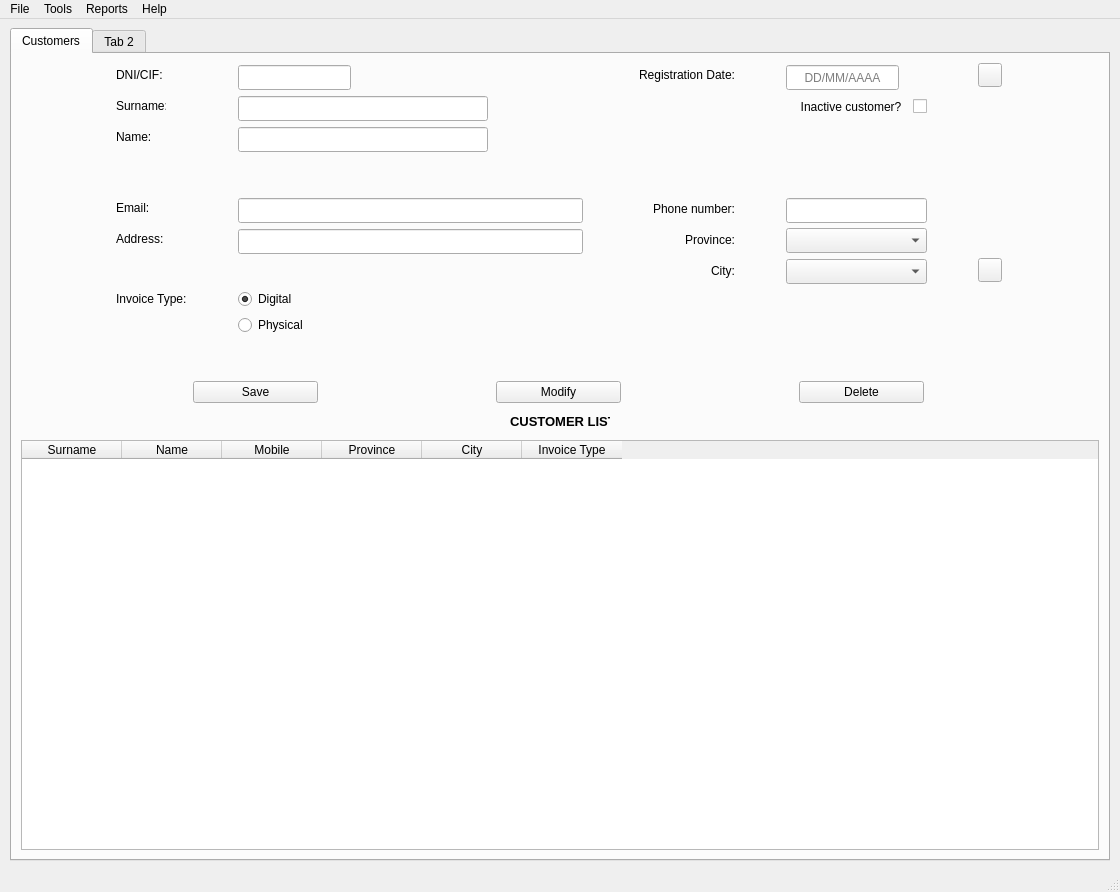
The window that templates/window.ui (MMSS99/DI_Proyecto) describes before a commit, drawn with Qt 5.
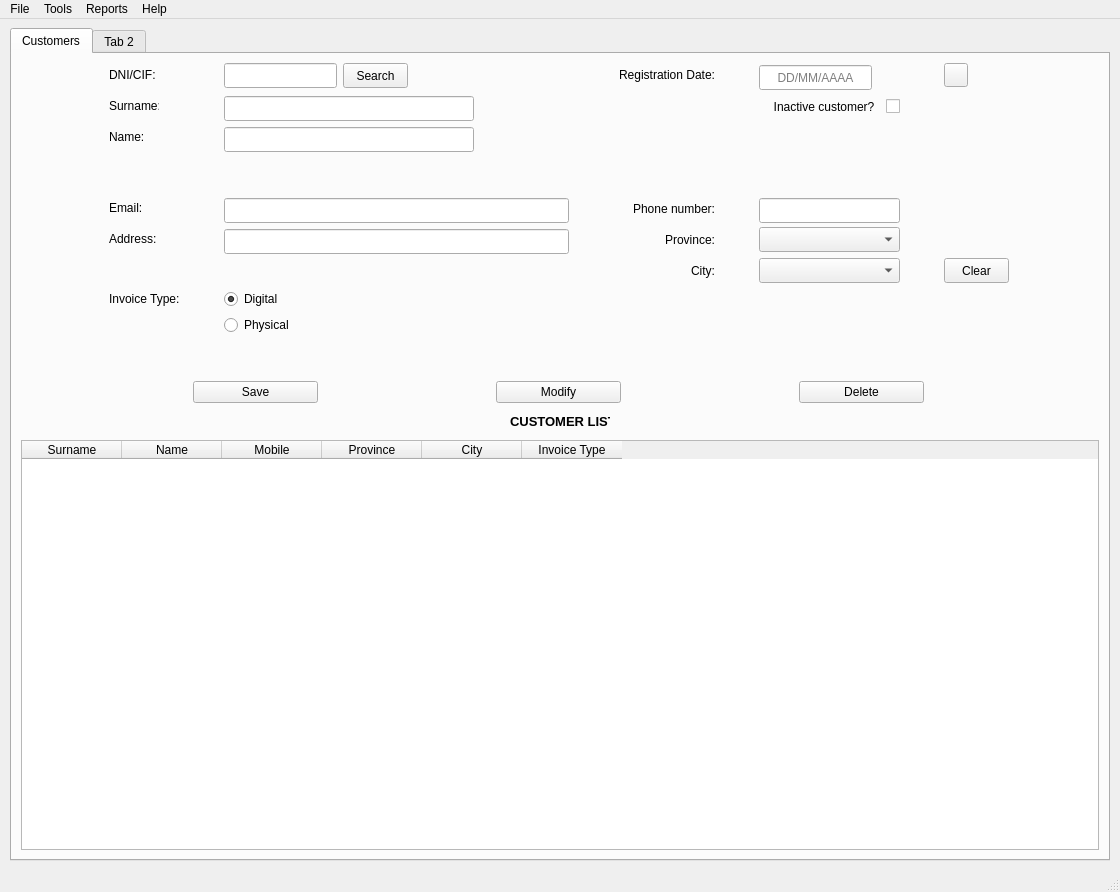
The same window after the commit. Icons and pictures are not drawn.

Commit message: fix(window): add search button

Diff of the .ui file:
```diff
--- a/templates/window.ui
+++ b/templates/window.ui
@@ -80,34 +80,31 @@
           <property name="rightMargin">
            <number>50</number>
           </property>
-          <item row="10" column="1">
-           <spacer name="verticalSpacer_2">
-            <property name="orientation">
-             <enum>Qt::Vertical</enum>
-            </property>
-            <property name="sizeType">
-             <enum>QSizePolicy::Fixed</enum>
-            </property>
-            <property name="sizeHint" stdset="0">
-             <size>
-              <width>20</width>
-              <height>40</height>
-             </size>
-            </property>
-           </spacer>
-          </item>
-          <item row="6" column="4">
-           <widget class="QComboBox" name="cmb_provinces">
+          <item row="7" column="4" alignment="Qt::AlignBottom">
+           <widget class="QPushButton" name="btn_clean">
             <property name="minimumSize">
              <size>
-              <width>0</width>
+              <width>65</width>
               <height>25</height>
              </size>
             </property>
             <property name="maximumSize">
              <size>
-              <width>150</width>
-              <height>22</height>
+              <width>65</width>
+              <height>25</height>
+             </size>
+            </property>
+            <property name="text">
+             <string>Clear</string>
+            </property>
+            <property name="icon">
+             <iconset>
+              <normaloff>../img/broom.png</normaloff>../img/broom.png</iconset>
+            </property>
+            <property name="iconSize">
+             <size>
+              <width>16</width>
+              <height>16</height>
              </size>
             </property>
            </widget>
@@ -147,59 +144,8 @@
             </property>
            </widget>
           </item>
-          <item row="5" column="4">
-           <widget class="QLineEdit" name="txt_phone">
-            <property name="minimumSize">
-             <size>
-              <width>0</width>
-              <height>25</height>
-             </size>
-            </property>
-            <property name="maximumSize">
-             <size>
-              <width>141</width>
-              <height>20</height>
-             </size>
-            </property>
-           </widget>
-          </item>
-          <item row="2" column="1">
-           <widget class="QLineEdit" name="txt_name">
-            <property name="minimumSize">
-             <size>
-              <width>250</width>
-              <height>25</height>
-             </size>
-            </property>
-            <property name="maximumSize">
-             <size>
-              <width>250</width>
-              <height>20</height>
-             </size>
-            </property>
-           </widget>
-          </item>
-          <item row="5" column="0">
-           <widget class="QLabel" name="lbl_email">
-            <property name="maximumSize">
-             <size>
-              <width>50</width>
-              <height>20</height>
-             </size>
-            </property>
-            <property name="layoutDirection">
-             <enum>Qt::LeftToRight</enum>
-            </property>
-            <property name="text">
-             <string>Email:</string>
-            </property>
-            <property name="alignment">
-             <set>Qt::AlignLeading|Qt::AlignLeft|Qt::AlignVCenter</set>
-            </property>
-           </widget>
-          </item>
-          <item row="7" column="4">
-           <widget class="QComboBox" name="cmb_cities">
+          <item row="6" column="3">
+           <widget class="QComboBox" name="cmb_provinces">
             <property name="minimumSize">
              <size>
               <width>0</width>
@@ -209,11 +155,27 @@
             <property name="maximumSize">
              <size>
               <width>150</width>
-              <height>22</height>
+              <height>25</height>
              </size>
             </property>
            </widget>
           </item>
+          <item row="10" column="1">
+           <spacer name="verticalSpacer_2">
+            <property name="orientation">
+             <enum>Qt::Vertical</enum>
+            </property>
+            <property name="sizeType">
+             <enum>QSizePolicy::Fixed</enum>
+            </property>
+            <property name="sizeHint" stdset="0">
+             <size>
+              <width>20</width>
+              <height>40</height>
+             </size>
+            </property>
+           </spacer>
+          </item>
           <item row="0" column="0">
            <widget class="QLabel" name="lbl_dnicif">
             <property name="maximumSize">
@@ -233,22 +195,6 @@
             </property>
            </widget>
           </item>
-          <item row="1" column="1">
-           <widget class="QLineEdit" name="txt_surname">
-            <property name="minimumSize">
-             <size>
-              <width>250</width>
-              <height>25</height>
-             </size>
-            </property>
-            <property name="maximumSize">
-             <size>
-              <width>250</width>
-              <height>20</height>
-             </size>
-            </property>
-           </widget>
-          </item>
           <item row="8" column="0">
            <widget class="QLabel" name="lbl_invoice">
             <property name="maximumSize">
@@ -268,53 +214,8 @@
             </property>
            </widget>
           </item>
-          <item row="6" column="3">
-           <widget class="QLabel" name="lbl_province">
-            <property name="layoutDirection">
-             <enum>Qt::LeftToRight</enum>
-            </property>
-            <property name="text">
-             <string>Province:</string>
-            </property>
-            <property name="alignment">
-             <set>Qt::AlignRight|Qt::AlignTrailing|Qt::AlignVCenter</set>
-            </property>
-           </widget>
-          </item>
-          <item row="0" column="3">
-           <widget class="QLabel" name="lbl_registrationdate">
-            <property name="maximumSize">
-             <size>
-              <width>101</width>
-              <height>20</height>
-             </size>
-            </property>
-            <property name="text">
-             <string>Registration Date:</string>
-            </property>
-            <property name="alignment">
-             <set>Qt::AlignRight|Qt::AlignTrailing|Qt::AlignVCenter</set>
-            </property>
-           </widget>
-          </item>
-          <item row="1" column="4">
-           <widget class="QCheckBox" name="chk_inactive">
-            <property name="maximumSize">
-             <size>
-              <width>130</width>
-              <height>25</height>
-             </size>
-            </property>
-            <property name="layoutDirection">
-             <enum>Qt::RightToLeft</enum>
-            </property>
-            <property name="text">
-             <string>Inactive customer?  </string>
-            </property>
-           </widget>
-          </item>
-          <item row="5" column="1">
-           <widget class="QLineEdit" name="txt_email">
+          <item row="7" column="3">
+           <widget class="QComboBox" name="cmb_cities">
             <property name="minimumSize">
              <size>
               <width>0</width>
@@ -323,90 +224,52 @@
             </property>
             <property name="maximumSize">
              <size>
-              <width>345</width>
-              <height>20</height>
+              <width>150</width>
+              <height>25</height>
              </size>
             </property>
            </widget>
           </item>
-          <item row="0" column="1">
-           <widget class="QLineEdit" name="txt_dnicif">
+          <item row="1" column="1">
+           <widget class="QLineEdit" name="txt_surname">
             <property name="minimumSize">
              <size>
-              <width>0</width>
+              <width>250</width>
               <height>25</height>
              </size>
             </property>
             <property name="maximumSize">
              <size>
-              <width>113</width>
+              <width>250</width>
               <height>20</height>
              </size>
             </property>
            </widget>
           </item>
-          <item row="0" column="5">
-           <widget class="QPushButton" name="btn_calendar">
-            <property name="minimumSize">
-             <size>
-              <width>24</width>
-              <height>24</height>
-             </size>
+          <item row="5" column="2">
+           <widget class="QLabel" name="lbl_phone">
+            <property name="layoutDirection">
+             <enum>Qt::LeftToRight</enum>
             </property>
-            <property name="maximumSize">
-             <size>
-              <width>24</width>
-              <height>24</height>
-             </size>
-            </property>
             <property name="text">
-             <string/>
+             <string>Phone number:</string>
             </property>
-            <property name="icon">
-             <iconset>
-              <normaloff>../img/calendar.png</normaloff>../img/calendar.png</iconset>
+            <property name="alignment">
+             <set>Qt::AlignRight|Qt::AlignTrailing|Qt::AlignVCenter</set>
             </property>
-            <property name="iconSize">
-             <size>
-              <width>32</width>
-              <height>32</height>
-             </size>
-            </property>
            </widget>
           </item>
-          <item row="3" column="1">
-           <spacer name="verticalSpacer">
-            <property name="orientation">
-             <enum>Qt::Vertical</enum>
+          <item row="7" column="2">
+           <widget class="QLabel" name="lbl_city">
+            <property name="layoutDirection">
+             <enum>Qt::LeftToRight</enum>
             </property>
-            <property name="sizeType">
-             <enum>QSizePolicy::Fixed</enum>
-            </property>
-            <property name="sizeHint" stdset="0">
-             <size>
-              <width>20</width>
-              <height>40</height>
-             </size>
-            </property>
-           </spacer>
-          </item>
-          <item row="8" column="1">
-           <widget class="QRadioButton" name="rbt_digitalbill">
-            <property name="maximumSize">
-             <size>
-              <width>71</width>
-              <height>20</height>
-             </size>
-            </property>
             <property name="text">
-             <string>Digital</string>
+             <string>City:</string>
             </property>
-            <property name="checked">
-             <bool>true</bool>
+            <property name="alignment">
+             <set>Qt::AlignRight|Qt::AlignTrailing|Qt::AlignVCenter</set>
             </property>
-            <attribute name="buttonGroup">
-             <string notr="true">groupbtn_billing</string>
-            </attribute>
            </widget>
           </item>
           <item row="9" column="1">
@@ -444,33 +307,26 @@
             </property>
            </widget>
           </item>
-          <item row="5" column="3">
-           <widget class="QLabel" name="lbl_phone">
-            <property name="layoutDirection">
-             <enum>Qt::LeftToRight</enum>
+          <item row="6" column="0">
+           <widget class="QLabel" name="lbl_address">
+            <property name="maximumSize">
+             <size>
+              <width>50</width>
+              <height>20</height>
+             </size>
             </property>
-            <property name="text">
-             <string>Phone number:</string>
-            </property>
-            <property name="alignment">
-             <set>Qt::AlignRight|Qt::AlignTrailing|Qt::AlignVCenter</set>
-            </property>
-           </widget>
-          </item>
-          <item row="7" column="3">
-           <widget class="QLabel" name="lbl_city">
             <property name="layoutDirection">
              <enum>Qt::LeftToRight</enum>
             </property>
             <property name="text">
-             <string>City:</string>
+             <string>Address:</string>
             </property>
             <property name="alignment">
-             <set>Qt::AlignRight|Qt::AlignTrailing|Qt::AlignVCenter</set>
+             <set>Qt::AlignLeading|Qt::AlignLeft|Qt::AlignVCenter</set>
             </property>
            </widget>
           </item>
-          <item row="0" column="4">
+          <item row="0" column="3">
            <widget class="QLineEdit" name="txt_registrationdate">
             <property name="minimumSize">
              <size>
@@ -498,27 +354,8 @@
             </property>
            </widget>
           </item>
-          <item row="6" column="0">
-           <widget class="QLabel" name="lbl_address">
-            <property name="maximumSize">
-             <size>
-              <width>50</width>
-              <height>20</height>
-             </size>
-            </property>
-            <property name="layoutDirection">
-             <enum>Qt::LeftToRight</enum>
-            </property>
-            <property name="text">
-             <string>Address:</string>
-            </property>
-            <property name="alignment">
-             <set>Qt::AlignLeading|Qt::AlignLeft|Qt::AlignVCenter</set>
-            </property>
-           </widget>
-          </item>
-          <item row="7" column="5">
-           <widget class="QPushButton" name="btn_clean">
+          <item row="0" column="4">
+           <widget class="QPushButton" name="btn_calendar">
             <property name="minimumSize">
              <size>
               <width>24</width>
@@ -536,10 +373,233 @@
             </property>
             <property name="icon">
              <iconset>
-              <normaloff>../img/broom.png</normaloff>../img/broom.png</iconset>
+              <normaloff>../img/calendar.png</normaloff>../img/calendar.png</iconset>
             </property>
+            <property name="iconSize">
+             <size>
+              <width>32</width>
+              <height>32</height>
+             </size>
+            </property>
            </widget>
           </item>
+          <item row="8" column="1">
+           <widget class="QRadioButton" name="rbt_digitalbill">
+            <property name="maximumSize">
+             <size>
+              <width>71</width>
+              <height>20</height>
+             </size>
+            </property>
+            <property name="text">
+             <string>Digital</string>
+            </property>
+            <property name="checked">
+             <bool>true</bool>
+            </property>
+            <attribute name="buttonGroup">
+             <string notr="true">groupbtn_billing</string>
+            </attribute>
+           </widget>
+          </item>
+          <item row="3" column="1">
+           <spacer name="verticalSpacer">
+            <property name="orientation">
+             <enum>Qt::Vertical</enum>
+            </property>
+            <property name="sizeType">
+             <enum>QSizePolicy::Fixed</enum>
+            </property>
+            <property name="sizeHint" stdset="0">
+             <size>
+              <width>20</width>
+              <height>40</height>
+             </size>
+            </property>
+           </spacer>
+          </item>
+          <item row="1" column="3">
+           <widget class="QCheckBox" name="chk_inactive">
+            <property name="maximumSize">
+             <size>
+              <width>130</width>
+              <height>25</height>
+             </size>
+            </property>
+            <property name="layoutDirection">
+             <enum>Qt::RightToLeft</enum>
+            </property>
+            <property name="text">
+             <string>Inactive customer?  </string>
+            </property>
+           </widget>
+          </item>
+          <item row="5" column="1">
+           <widget class="QLineEdit" name="txt_email">
+            <property name="minimumSize">
+             <size>
+              <width>0</width>
+              <height>25</height>
+             </size>
+            </property>
+            <property name="maximumSize">
+             <size>
+              <width>345</width>
+              <height>20</height>
+             </size>
+            </property>
+           </widget>
+          </item>
+          <item row="6" column="2">
+           <widget class="QLabel" name="lbl_province">
+            <property name="layoutDirection">
+             <enum>Qt::LeftToRight</enum>
+            </property>
+            <property name="text">
+             <string>Province:</string>
+            </property>
+            <property name="alignment">
+             <set>Qt::AlignRight|Qt::AlignTrailing|Qt::AlignVCenter</set>
+            </property>
+           </widget>
+          </item>
+          <item row="0" column="2">
+           <widget class="QLabel" name="lbl_registrationdate">
+            <property name="maximumSize">
+             <size>
+              <width>101</width>
+              <height>20</height>
+             </size>
+            </property>
+            <property name="text">
+             <string>Registration Date:</string>
+            </property>
+            <property name="alignment">
+             <set>Qt::AlignRight|Qt::AlignTrailing|Qt::AlignVCenter</set>
+            </property>
+           </widget>
+          </item>
+          <item row="2" column="1">
+           <widget class="QLineEdit" name="txt_name">
+            <property name="minimumSize">
+             <size>
+              <width>250</width>
+              <height>25</height>
+             </size>
+            </property>
+            <property name="maximumSize">
+             <size>
+              <width>250</width>
+              <height>20</height>
+             </size>
+            </property>
+           </widget>
+          </item>
+          <item row="5" column="3">
+           <widget class="QLineEdit" name="txt_phone">
+            <property name="minimumSize">
+             <size>
+              <width>0</width>
+              <height>25</height>
+             </size>
+            </property>
+            <property name="maximumSize">
+             <size>
+              <width>141</width>
+              <height>20</height>
+             </size>
+            </property>
+           </widget>
+          </item>
+          <item row="5" column="0">
+           <widget class="QLabel" name="lbl_email">
+            <property name="maximumSize">
+             <size>
+              <width>50</width>
+              <height>20</height>
+             </size>
+            </property>
+            <property name="layoutDirection">
+             <enum>Qt::LeftToRight</enum>
+            </property>
+            <property name="text">
+             <string>Email:</string>
+            </property>
+            <property name="alignment">
+             <set>Qt::AlignLeading|Qt::AlignLeft|Qt::AlignVCenter</set>
+            </property>
+           </widget>
+          </item>
+          <item row="0" column="1">
+           <layout class="QGridLayout" name="gridLayout_5" rowstretch="0" columnstretch="0,0">
+            <property name="sizeConstraint">
+             <enum>QLayout::SetMinAndMaxSize</enum>
+            </property>
+            <property name="leftMargin">
+             <number>0</number>
+            </property>
+            <property name="rightMargin">
+             <number>162</number>
+            </property>
+            <item row="0" column="0" alignment="Qt::AlignBottom">
+             <widget class="QLineEdit" name="txt_dnicif">
+              <property name="sizePolicy">
+               <sizepolicy hsizetype="Fixed" vsizetype="Fixed">
+                <horstretch>0</horstretch>
+                <verstretch>0</verstretch>
+               </sizepolicy>
+              </property>
+              <property name="minimumSize">
+               <size>
+                <width>113</width>
+                <height>25</height>
+               </size>
+              </property>
+              <property name="maximumSize">
+               <size>
+                <width>113</width>
+                <height>20</height>
+               </size>
+              </property>
+             </widget>
+            </item>
+            <item row="0" column="1" alignment="Qt::AlignBottom">
+             <widget class="QPushButton" name="btn_search">
+              <property name="sizePolicy">
+               <sizepolicy hsizetype="Fixed" vsizetype="Fixed">
+                <horstretch>0</horstretch>
+                <verstretch>0</verstretch>
+               </sizepolicy>
+              </property>
+              <property name="minimumSize">
+               <size>
+                <width>65</width>
+                <height>25</height>
+               </size>
+              </property>
+              <property name="maximumSize">
+               <size>
+                <width>65</width>
+                <height>25</height>
+               </size>
+              </property>
+              <property name="text">
+               <string>Search</string>
+              </property>
+              <property name="icon">
+               <iconset>
+                <normaloff>../img/magnifying-glass.png</normaloff>../img/magnifying-glass.png</iconset>
+              </property>
+              <property name="iconSize">
+               <size>
+                <width>16</width>
+                <height>16</height>
+               </size>
+              </property>
+             </widget>
+            </item>
+           </layout>
+          </item>
          </layout>
         </item>
         <item row="3" column="0">
```
Left out of the diff: 1 changed line with no effect on the pictures. The commit also changes 6 other files.
